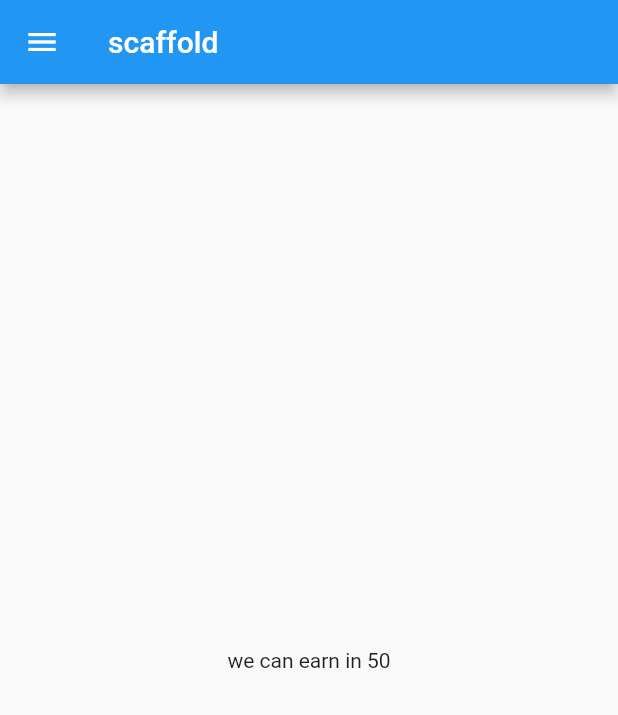
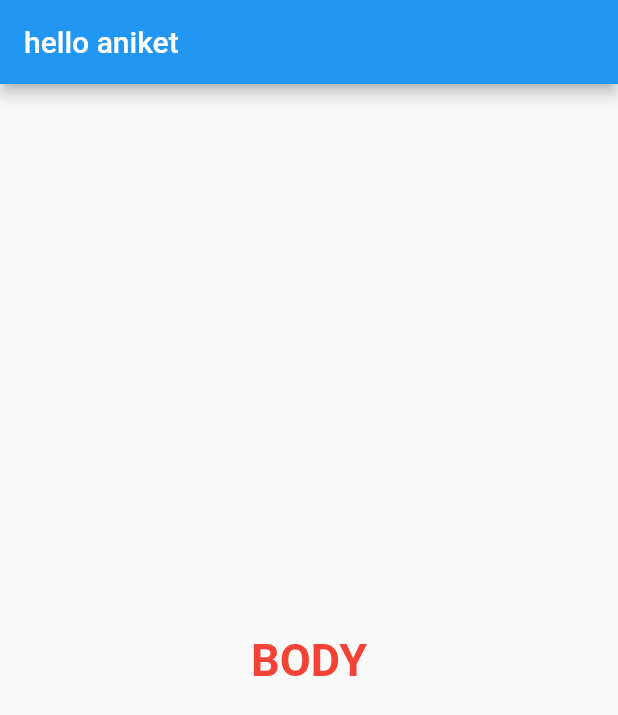
Before and after one commit to aniket-VR/flutter30days, a Flutter app: the screen it shows after launch, on a phone screen of 412 x 824 dp. Shown: the top 715 px of the screen. Run offline on Flutter 3.47's test engine with Material 2 defaults, Android fonts, the phone set to English and light mode, and no system bars.

Commit message:
day 3 completed

```diff
--- a/lib/main.dart
+++ b/lib/main.dart
@@ -1,5 +1,7 @@
 import 'package:flutter/material.dart';
-import 'package:flutter_application_1/scaffold.dart';
+import 'package:flutter_application_1/pages/login_page.dart';
+// import 'package:flutter_application_1/pages/scaffold.dart';
+import 'pages/scaffold.dart';
 
 void main() {
   runApp(MyApp());
@@ -10,8 +12,9 @@ class MyApp extends StatelessWidget {
 
   @override
   Widget build(BuildContext context) {
-    return MaterialApp(
-      home: HOMEAT(),
-    );
+    return MaterialApp(routes: {
+      '/': (context) => loginPage(),
+      '/login': (context) => loginPage()
+    });
   }
 }
--- /dev/null
+++ b/lib/pages/login_page.dart
@@ -0,0 +1,23 @@
+import 'package:flutter/material.dart';
+
+class loginPage extends StatelessWidget {
+  const loginPage({super.key});
+
+  @override
+  Widget build(BuildContext context) {
+    return Scaffold(
+      appBar: AppBar(
+        title: Text(
+          "hello aniket",
+        ),
+      ),
+      body: Center(
+        child: Text(
+          "BODY",
+          style: TextStyle(
+              fontSize: 30, fontWeight: FontWeight.bold, color: Colors.red),
+        ),
+      ),
+    );
+  }
+}
--- a/lib/scaffold.dart
+++ b/lib/pages/scaffold.dart
@@ -11,7 +11,7 @@ class HOMEAT extends StatelessWidget {
       ),
       body: Center(
         child: Container(
-          child: Text("we can earn in ${days}"),
+          child: Text("${days}"),
         ),
       ),
       drawer: Drawer(),
```
